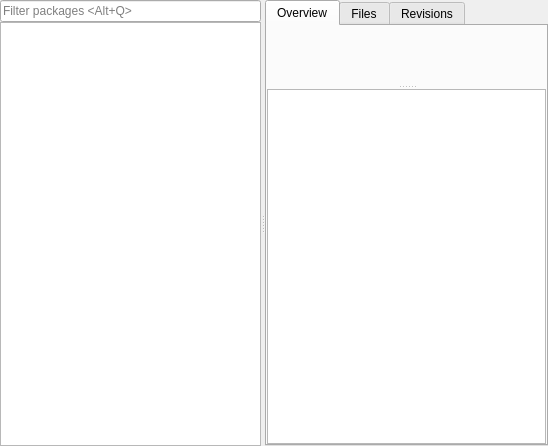
Before: the Qt Designer form src/gui/browser/browser.ui in javierllorente/qactus, drawn with Qt 5.
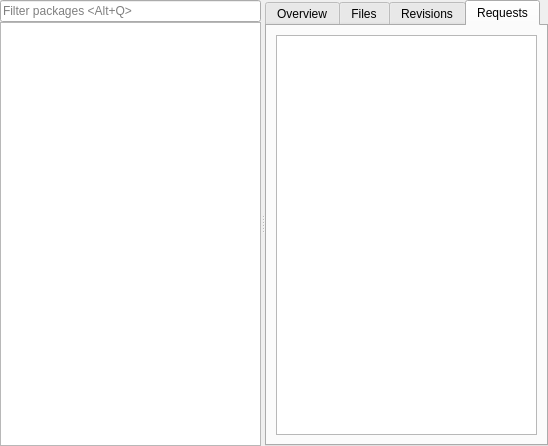
After: the same form once the commit is applied. The open tabs and pages were chosen to show the change. Custom widgets are drawn as their Qt base class.

Commit message: Implement RequestsTreeWidget

Diff of the .ui file:
```diff
--- a/src/gui/browser/browser.ui
+++ b/src/gui/browser/browser.ui
@@ -303,6 +303,16 @@
            </item>
           </layout>
          </widget>
+         <widget class="QWidget" name="tabRequests">
+          <attribute name="title">
+           <string>Requests</string>
+          </attribute>
+          <layout class="QHBoxLayout" name="horizontalLayout_4">
+           <item>
+            <widget class="RequestsTreeWidget" name="treeRequests"/>
+           </item>
+          </layout>
+         </widget>
         </widget>
        </item>
       </layout>
@@ -332,6 +342,11 @@
    <extends>QTreeView</extends>
    <header>revisiontreewidget.h</header>
   </customwidget>
+  <customwidget>
+   <class>RequestsTreeWidget</class>
+   <extends>QTreeView</extends>
+   <header>requeststreewidget.h</header>
+  </customwidget>
  </customwidgets>
  <resources/>
  <connections/>
```
The commit also changes 4 other files.
